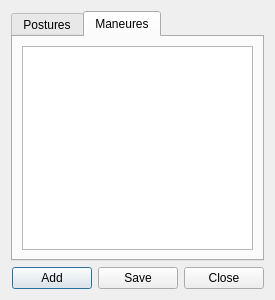
First picture: the form in trunk/posturesandmaneueres.ui, repository JFPRENANT/gurps-combat-helper, before the edit.
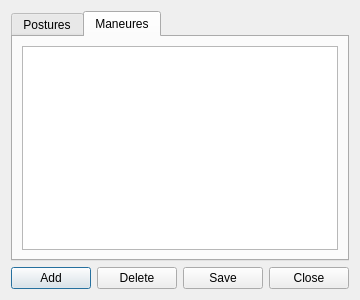
Second picture: the form after the edit. The open tabs and pages were chosen to show the change.

Patch:
```diff
--- a/trunk/posturesandmaneueres.ui
+++ b/trunk/posturesandmaneueres.ui
@@ -6,7 +6,7 @@
    <rect>
     <x>0</x>
     <y>0</y>
-    <width>275</width>
+    <width>353</width>
     <height>300</height>
    </rect>
   </property>
@@ -63,6 +63,13 @@
        </property>
       </widget>
      </item>
+     <item>
+      <widget class="QPushButton" name="btDel">
+       <property name="text">
+        <string>Delete</string>
+       </property>
+      </widget>
+     </item>
      <item>
       <widget class="QPushButton" name="btSave">
        <property name="text">
```
Left out of the diff: 20 changed lines with no effect on the pictures.
